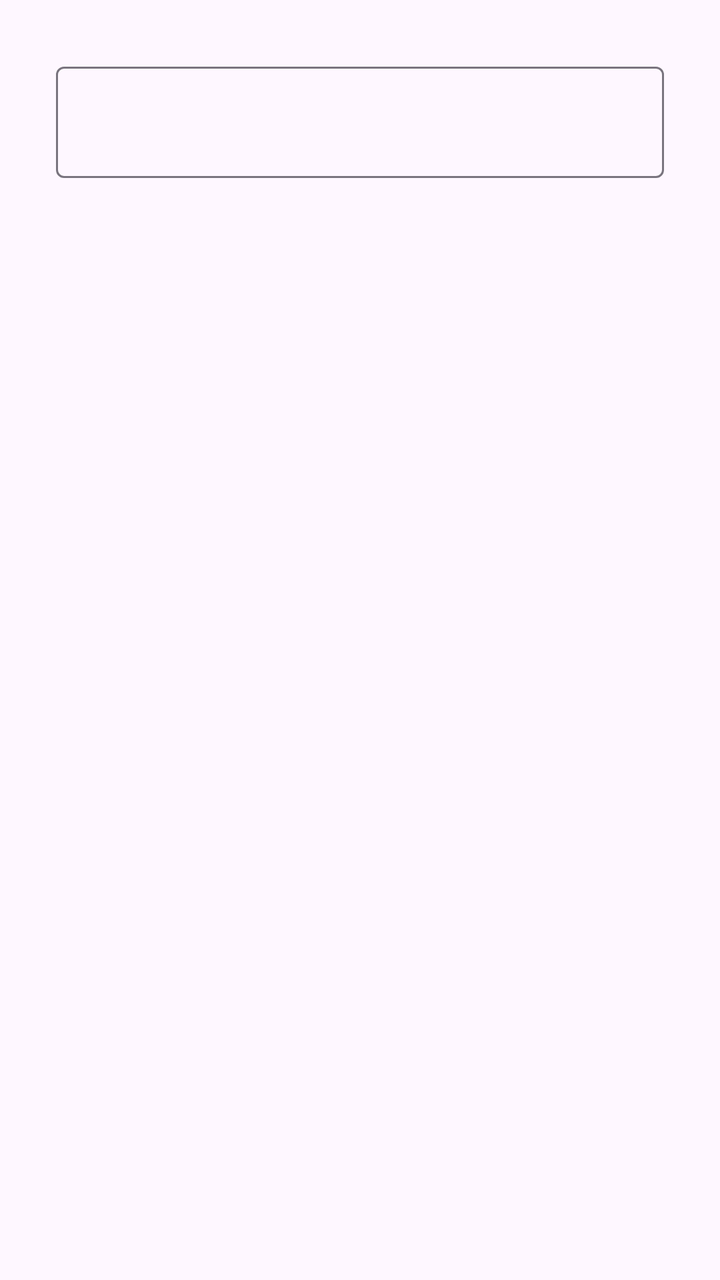
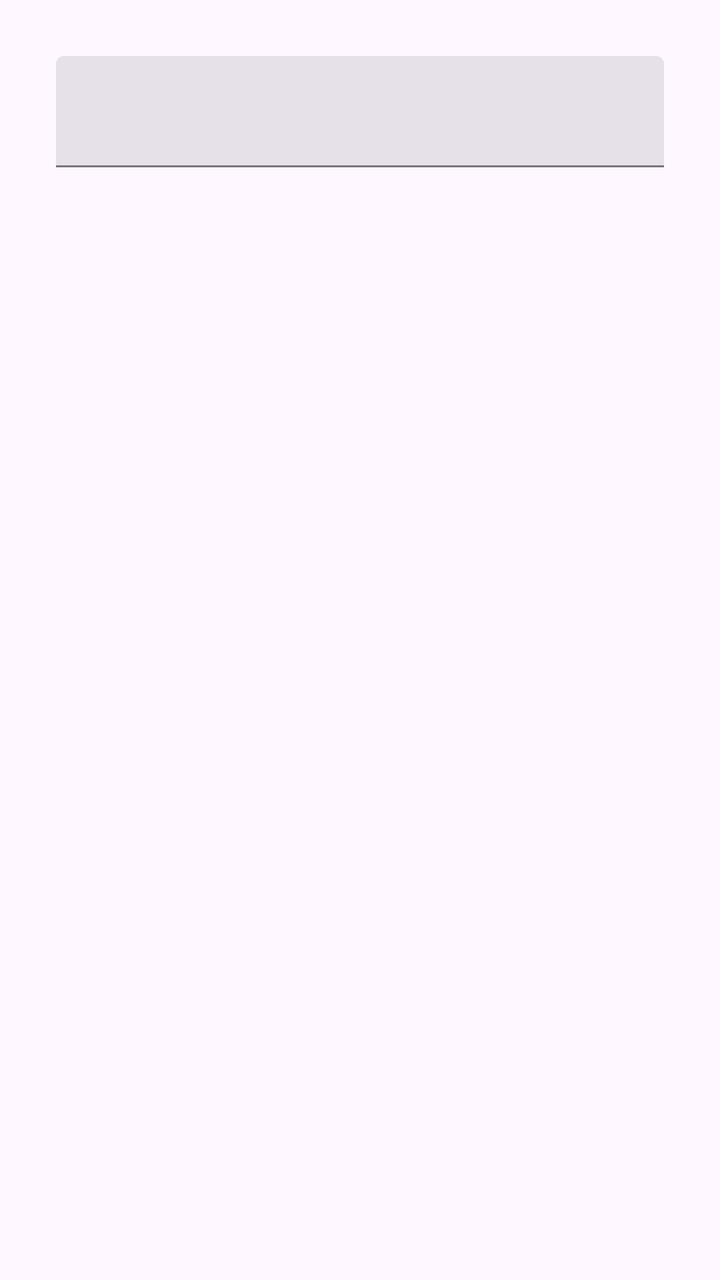

An Android layout rendered at two revisions. The XML below is the earlier revision; the diff shows what the commit changed to produce the second picture.
<!-- AndroidManifest.xml: application theme Theme.RootlessJamesDSP -->
<!-- res/layout/dialog_textinput.xml -->
<?xml version="1.0" encoding="utf-8"?>
<FrameLayout
    xmlns:android="http://schemas.android.com/apk/res/android"
    xmlns:app="http://schemas.android.com/apk/res-auto"
    android:layout_width="match_parent"
    android:layout_height="wrap_content"
    android:paddingTop="?attr/dialogPreferredPadding"
    android:paddingStart="?attr/dialogPreferredPadding"
    android:paddingEnd="?attr/dialogPreferredPadding">

    <com.google.android.material.textfield.TextInputLayout
        android:id="@+id/text_input_layout"
        android:layout_width="match_parent"
        android:layout_height="wrap_content"
        android:layout_margin="4dp">

        <com.google.android.material.textfield.TextInputEditText
            android:id="@android:id/text1"
            android:layout_width="match_parent"
            android:layout_height="wrap_content"/>
    </com.google.android.material.textfield.TextInputLayout>
</FrameLayout>
<!-- resources referenced by this layout -->
<resources>
  <style name="Theme.RootlessJamesDSP" parent="Base.Theme.RootlessJamesDSP" />
  <style name="Base.Theme.RootlessJamesDSP" parent="Theme.Material3.DayNight.NoActionBar">
          
          <item name="android:forceDarkAllowed" tools:targetApi="Q">false</item>
  
          <item name="android:divider">@color/divider_default</item>
          <item name="android:statusBarColor">@android:color/transparent</item>
  
          
          
  
          <item name="materialSwitchStyle">@style/Widget.Material3.CompoundButton.MaterialSwitch</item>
          <item name="alertDialogTheme">@style/AppTheme.AlertDialogTheme</item>
          <item name="materialCardViewStyle">@style/Theme.RootlessJamesDSP.CardView</item>
          <item name="cardCornerRadius">@dimen/corner_radius</item>
      </style>
  <color name="divider_default">@color/md_black_1000_12</color>
  <style name="AppTheme.AlertDialogTheme" parent="@style/ThemeOverlay.Material3.MaterialAlertDialog">
          <item name="dialogCornerRadius">28dp</item>
          <item name="colorBackgroundFloating">?attr/colorSurface</item>
      </style>
  <style name="Theme.RootlessJamesDSP.CardView" parent="Widget.Material3.CardView.Elevated" />
  <dimen name="corner_radius">12dp</dimen>
  <color name="md_black_1000_12">#1F000000</color>
</resources>

<!-- the commit's change to res/layout/dialog_textinput.xml (unified diff, before → after) -->
@@ -9,6 +9,7 @@
     android:paddingEnd="?attr/dialogPreferredPadding">
 
     <com.google.android.material.textfield.TextInputLayout
+        style="?attr/textInputFilledStyle"
         android:id="@+id/text_input_layout"
         android:layout_width="match_parent"
         android:layout_height="wrap_content"
